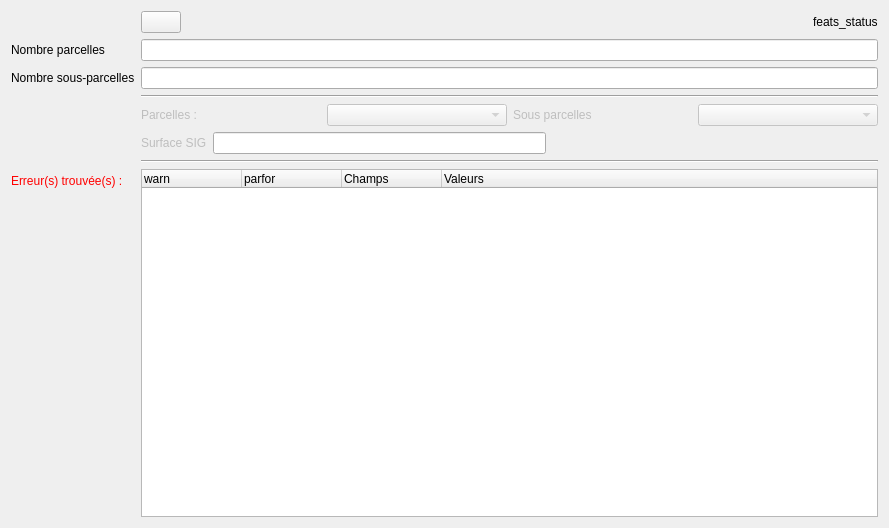
The window that qsequoia2/modules/ua_checker/ua_checker.ui (SequoiApp/Qsequoia2) describes before a commit, drawn with Qt 5.
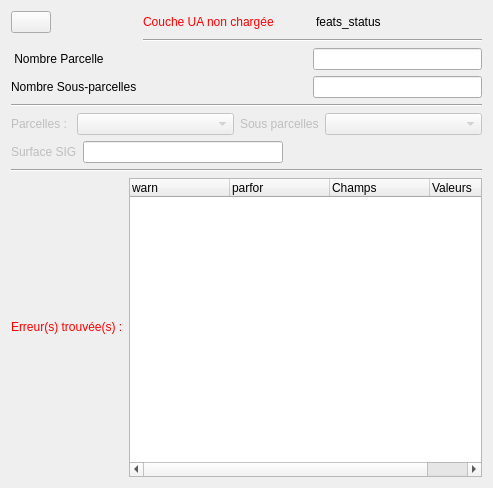
The same window after the commit.

Commit message: deleted old UI, patch and simplification

What changed in the file:
```diff
--- a/qsequoia2/modules/ua_checker/ua_checker.ui
+++ b/qsequoia2/modules/ua_checker/ua_checker.ui
@@ -6,17 +6,15 @@
    <rect>
     <x>0</x>
     <y>0</y>
-    <width>889</width>
-    <height>528</height>
+    <width>493</width>
+    <height>488</height>
    </rect>
   </property>
   <property name="windowTitle">
    <string>Form</string>
   </property>
-  <layout class="QFormLayout" name="formLayout">
-   <item row="0" column="1">
-    <layout class="QHBoxLayout" name="horizontalLayout">
-     <item>
+  <layout class="QFormLayout" name="formLayout_2">
+   <item row="0" column="0">
       <widget class="QPushButton" name="btn_refresh">
        <property name="toolTip">
         <string>&lt;html&gt;&lt;head/&gt;&lt;body&gt;&lt;p&gt;Recharger la couche UA&lt;/p&gt;&lt;/body&gt;&lt;/html&gt;</string>
@@ -26,18 +24,14 @@
        </property>
       </widget>
      </item>
+   <item row="0" column="1">
+    <layout class="QHBoxLayout" name="horizontalLayout">
      <item>
-      <spacer name="horizontalSpacer">
-       <property name="orientation">
-        <enum>Qt::Horizontal</enum>
+      <widget class="QLabel" name="lbl_ua_status">
+       <property name="text">
+        <string>&lt;html&gt;&lt;head/&gt;&lt;body&gt;&lt;p&gt;&lt;span style=&quot; color:#ff0000;&quot;&gt;Couche UA non chargée&lt;/span&gt;&lt;/p&gt;&lt;/body&gt;&lt;/html&gt;</string>
        </property>
-       <property name="sizeHint" stdset="0">
-        <size>
-         <width>40</width>
-         <height>20</height>
-        </size>
-       </property>
-      </spacer>
+      </widget>
      </item>
      <item>
       <widget class="QLabel" name="lbl_feats_status">
@@ -48,14 +42,36 @@
      </item>
     </layout>
    </item>
-   <item row="1" column="0">
-    <widget class="QLabel" name="lbl_pf_2">
-     <property name="text">
-      <string>Nombre parcelles</string>
-     </property>
-    </widget>
-   </item>
    <item row="1" column="1">
+    <widget class="Line" name="line_3">
+     <property name="orientation">
+      <enum>Qt::Horizontal</enum>
+     </property>
+    </widget>
+   </item>
+   <item row="3" column="0">
+    <widget class="QLabel" name="lbl_pf_2">
+     <property name="text">
+      <string> Nombre Parcelle</string>
+     </property>
+    </widget>
+   </item>
+   <item row="3" column="1">
+    <layout class="QHBoxLayout" name="hbox_nb_pf" stretch="0,0">
+     <item>
+      <spacer name="horizontalSpacer_2">
+       <property name="orientation">
+        <enum>Qt::Horizontal</enum>
+       </property>
+       <property name="sizeHint" stdset="0">
+        <size>
+         <width>40</width>
+         <height>20</height>
+        </size>
+       </property>
+      </spacer>
+     </item>
+     <item>
     <widget class="QLineEdit" name="le_nb_pf">
      <property name="toolTip">
       <string>&lt;html&gt;&lt;head/&gt;&lt;body&gt;&lt;p&gt;Nombre de parcelles qui composent la forêt&lt;/p&gt;&lt;/body&gt;&lt;/html&gt;</string>
@@ -65,14 +81,31 @@
      </property>
     </widget>
    </item>
-   <item row="2" column="0">
+    </layout>
+   </item>
+   <item row="4" column="0">
     <widget class="QLabel" name="lbl_sspf_2">
      <property name="text">
-      <string>Nombre sous-parcelles</string>
+      <string>Nombre Sous-parcelles</string>
      </property>
     </widget>
    </item>
-   <item row="2" column="1">
+   <item row="4" column="1">
+    <layout class="QHBoxLayout" name="hbox_nb_sspf">
+     <item>
+      <spacer name="horizontalSpacer_3">
+       <property name="orientation">
+        <enum>Qt::Horizontal</enum>
+       </property>
+       <property name="sizeHint" stdset="0">
+        <size>
+         <width>40</width>
+         <height>20</height>
+        </size>
+       </property>
+      </spacer>
+     </item>
+     <item>
     <widget class="QLineEdit" name="le_nb_sspf">
      <property name="toolTip">
       <string>&lt;html&gt;&lt;head/&gt;&lt;body&gt;&lt;p&gt;Nombre de sous parcelles qui composent la forêt&lt;/p&gt;&lt;/body&gt;&lt;/html&gt;</string>
@@ -82,20 +115,24 @@
      </property>
     </widget>
    </item>
-   <item row="3" column="1">
-    <widget class="Line" name="line">
-     <property name="orientation">
-      <enum>Qt::Horizontal</enum>
-     </property>
-    </widget>
+    </layout>
    </item>
-   <item row="4" column="1">
-    <layout class="QHBoxLayout" name="horizontalLayout_3">
+   <item row="11" column="0" colspan="2">
+    <layout class="QHBoxLayout" name="hbox_cb_ug" stretch="0,1,0,1">
+     <property name="spacing">
+      <number>6</number>
+     </property>
      <item>
       <widget class="QLabel" name="lbl_pf">
        <property name="enabled">
         <bool>false</bool>
        </property>
+       <property name="sizePolicy">
+        <sizepolicy hsizetype="Minimum" vsizetype="Preferred">
+         <horstretch>0</horstretch>
+         <verstretch>0</verstretch>
+        </sizepolicy>
+       </property>
        <property name="text">
         <string>Parcelles : </string>
        </property>
@@ -127,8 +164,8 @@
      </item>
     </layout>
    </item>
-   <item row="5" column="1">
-    <layout class="QHBoxLayout" name="horizontalLayout_6">
+   <item row="12" column="0" colspan="2">
+    <layout class="QHBoxLayout" name="hbox_surf">
      <item>
       <widget class="QLabel" name="lbl_surf">
        <property name="enabled">
@@ -164,14 +201,23 @@
      </item>
     </layout>
    </item>
-   <item row="7" column="0">
+   <item row="13" column="0" colspan="2">
+    <widget class="Line" name="line_2">
+     <property name="orientation">
+      <enum>Qt::Horizontal</enum>
+     </property>
+    </widget>
+   </item>
+   <item row="14" column="0" colspan="2">
+    <layout class="QHBoxLayout" name="hbox_tree_checker">
+     <item>
     <widget class="QLabel" name="lbl_errors">
      <property name="text">
       <string>&lt;html&gt;&lt;head/&gt;&lt;body&gt;&lt;p&gt;&lt;span style=&quot; color:#ff0000;&quot;&gt;Erreur(s) trouvée(s) :&lt;/span&gt;&lt;/p&gt;&lt;/body&gt;&lt;/html&gt;</string>
      </property>
     </widget>
    </item>
-   <item row="7" column="1">
+     <item>
     <widget class="QTreeWidget" name="tree_checker">
      <column>
       <property name="text">
@@ -195,20 +241,15 @@
      </column>
     </widget>
    </item>
-   <item row="6" column="1">
-    <widget class="Line" name="line_2">
+    </layout>
+   </item>
+   <item row="10" column="0" colspan="2">
+    <widget class="Line" name="line">
      <property name="orientation">
       <enum>Qt::Horizontal</enum>
      </property>
     </widget>
    </item>
-   <item row="0" column="0">
-    <widget class="QLabel" name="lbl_ua_status">
-     <property name="text">
-      <string/>
-     </property>
-    </widget>
-   </item>
   </layout>
  </widget>
  <resources/>
```
Left out of the diff: 2 changed lines with no effect on the pictures. Lines whose indentation alone changed are shown as unchanged. The commit also changes 3 other files.
